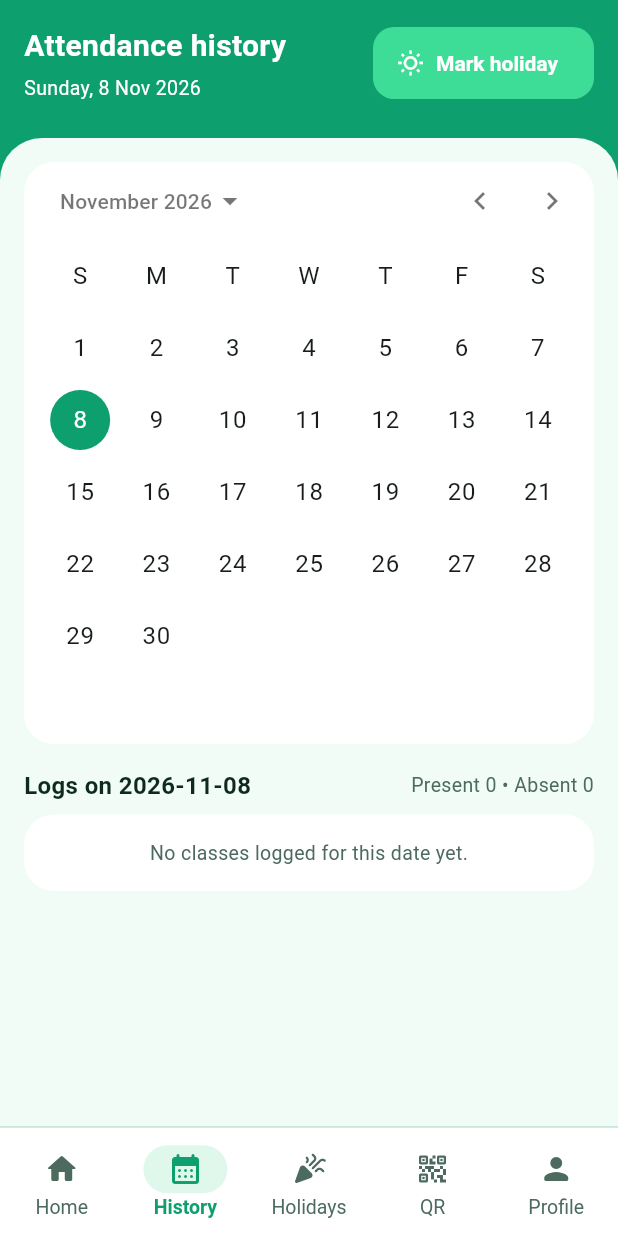
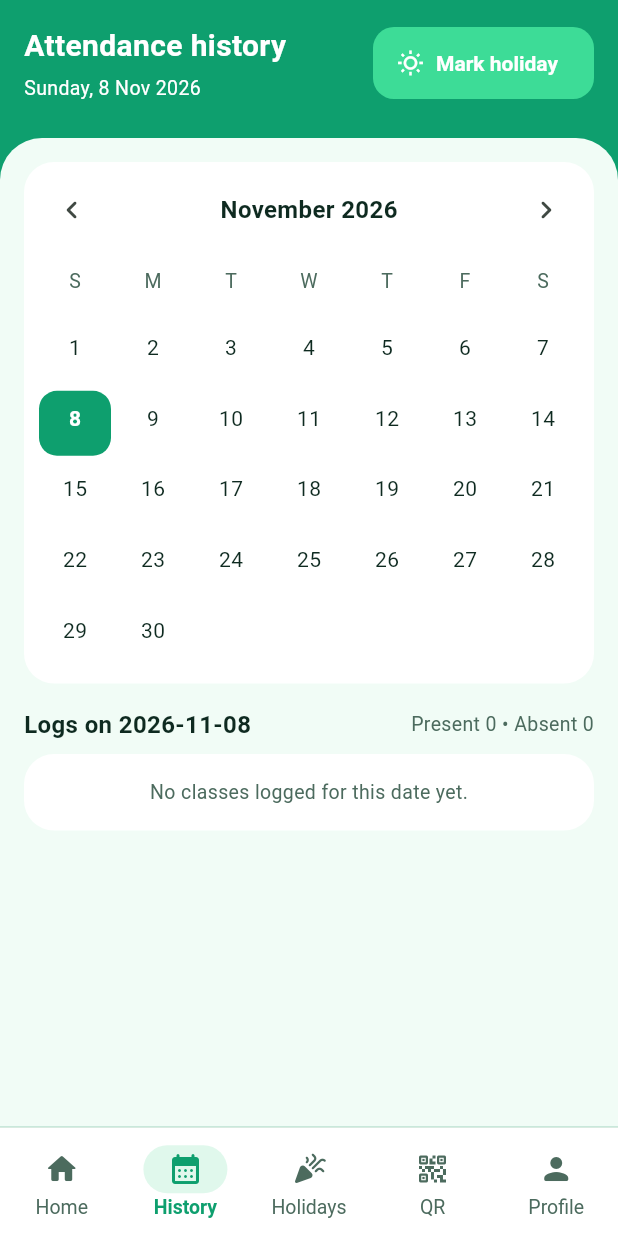
Before and after one commit to rachamadhav28-spec/attendtrack-, a Flutter app: the MainDashboardScreen screen opened directly with empty values, item 2 of the bottom bar chosen, on a phone screen of 412 x 824 dp. Run offline on Flutter 3.47's test engine with Material 3 defaults, Android fonts, the phone set to English and light mode, and no system bars; our stand-ins replace cloud_firestore, file_picker, firebase_auth, firebase_core, google_sign_in, qr_flutter and 1 more; missing offline and left inert: google_mlkit_text_recognition, mobile_scanner, qr; accounts and stored records are empty.

Commit message:
History calendar marks state holidays

```diff
--- a/lib/holidays.dart
+++ b/lib/holidays.dart
@@ -278,3 +278,126 @@ Future<String?> pickState(BuildContext context, String current) {
     ),
   );
 }
+
+/// Month grid. A dot marks a state holiday; a tinted cell marks a day you
+/// marked as holiday yourself.
+class HolidayCalendar extends StatefulWidget {
+  final DateTime selected;
+  final Set<String> stateHolidays; // yyyy-MM-dd
+  final Set<String> myHolidays;
+  final ValueChanged<DateTime> onSelect;
+  const HolidayCalendar({
+    super.key,
+    required this.selected,
+    required this.stateHolidays,
+    required this.myHolidays,
+    required this.onSelect,
+  });
+
+  @override
+  State<HolidayCalendar> createState() => _HolidayCalendarState();
+}
+
+class _HolidayCalendarState extends State<HolidayCalendar> {
+  late DateTime _month =
+      DateTime(widget.selected.year, widget.selected.month);
+
+  static const _names = [
+    'January', 'February', 'March', 'April', 'May', 'June', 'July',
+    'August', 'September', 'October', 'November', 'December'
+  ];
+
+  String _key(DateTime d) =>
+      '${d.year}-${d.month.toString().padLeft(2, '0')}-${d.day.toString().padLeft(2, '0')}';
+
+  @override
+  Widget build(BuildContext context) {
+    final first = DateTime(_month.year, _month.month);
+    final lead = first.weekday % 7; // Sunday first
+    final count = DateTime(_month.year, _month.month + 1, 0).day;
+    final cells = <Widget>[
+      for (final d in const ['S', 'M', 'T', 'W', 'T', 'F', 'S'])
+        Center(
+            child: Text(d,
+                style: const TextStyle(color: AppColors.muted, fontSize: 13))),
+      for (var i = 0; i < lead; i++) const SizedBox.shrink(),
+      for (var day = 1; day <= count; day++)
+        _cell(DateTime(_month.year, _month.month, day)),
+    ];
+    return Column(
+      children: [
+        Row(
+          children: [
+            IconButton(
+              onPressed: () => setState(
+                  () => _month = DateTime(_month.year, _month.month - 1)),
+              icon: const Icon(Icons.chevron_left_rounded),
+            ),
+            Expanded(
+              child: Center(
+                child: Text('${_names[_month.month - 1]} ${_month.year}',
+                    style: const TextStyle(
+                        color: AppColors.ink,
+                        fontSize: 16,
+                        fontWeight: FontWeight.w600)),
+              ),
+            ),
+            IconButton(
+              onPressed: () => setState(
+                  () => _month = DateTime(_month.year, _month.month + 1)),
+              icon: const Icon(Icons.chevron_right_rounded),
+            ),
+          ],
+        ),
+        GridView.count(
+          crossAxisCount: 7,
+          shrinkWrap: true,
+          physics: const NeverScrollableScrollPhysics(),
+          childAspectRatio: 1.1,
+          children: cells,
+        ),
+      ],
+    );
+  }
+
+  Widget _cell(DateTime d) {
+    final k = _key(d);
+    final sel = _key(widget.selected) == k;
+    final state = widget.stateHolidays.contains(k);
+    final mine = widget.myHolidays.contains(k);
+    return GestureDetector(
+      onTap: () => widget.onSelect(d),
+      child: AnimatedContainer(
+        duration: kFast,
+        margin: const EdgeInsets.all(2),
+        decoration: BoxDecoration(
+          color: sel
+              ? AppColors.primary
+              : (mine ? AppColors.tint : Colors.transparent),
+          borderRadius: BorderRadius.circular(12),
+        ),
+        child: Column(
+          mainAxisAlignment: MainAxisAlignment.center,
+          children: [
+            Text('${d.day}',
+                style: TextStyle(
+                    fontSize: 14,
+                    fontWeight: sel ? FontWeight.w700 : FontWeight.w400,
+                    color: sel ? Colors.white : AppColors.ink)),
+            const SizedBox(height: 2),
+            Container(
+              width: 5,
+              height: 5,
+              decoration: BoxDecoration(
+                shape: BoxShape.circle,
+                color: state
+                    ? (sel ? Colors.white : AppColors.bad)
+                    : Colors.transparent,
+              ),
+            ),
+          ],
+        ),
+      ),
+    );
+  }
+}
--- a/lib/main.dart
+++ b/lib/main.dart
@@ -1984,6 +1984,11 @@ class _MainDashboardScreenState extends State<MainDashboardScreen> {
     final dayLogs =
         _historyLogs.where((l) => l.dateKey == selectedKey).toList();
     final isHoliday = _holidays.contains(selectedKey);
+    final stateHolNames = {
+      for (final h in holidaysForState(_stateName))
+        DateFormat('yyyy-MM-dd').format(h.date): h.name
+    };
+    final stateHolName = stateHolNames[selectedKey];
     final presentCount = dayLogs.where((l) => l.present).length;
     final absentCount = dayLogs.length - presentCount;
 
@@ -2033,11 +2038,14 @@ class _MainDashboardScreenState extends State<MainDashboardScreen> {
         FadeSlideIn(
           child: SoftCard(
             padding: EdgeInsets.zero,
-            child: CalendarDatePicker(
-              initialDate: _selectedCalendarDate,
-              firstDate: DateTime(2024),
-              lastDate: DateTime(2030),
-              onDateChanged: (dt) => setState(() => _selectedCalendarDate = dt),
+            child: Padding(
+              padding: const EdgeInsets.all(8),
+              child: HolidayCalendar(
+                selected: _selectedCalendarDate,
+                stateHolidays: stateHolNames.keys.toSet(),
+                myHolidays: _holidays.toSet(),
+                onSelect: (dt) => setState(() => _selectedCalendarDate = dt),
+              ),
             ),
           ),
         ),
@@ -2067,6 +2075,24 @@ class _MainDashboardScreenState extends State<MainDashboardScreen> {
                 )
               : const SizedBox(width: double.infinity),
         ),
+        if (stateHolName != null)
+          Padding(
+            padding: const EdgeInsets.only(top: 12),
+            child: SoftCard(
+              color: AppColors.badSoft,
+              child: Row(
+                children: [
+                  const Icon(Icons.celebration_rounded, color: AppColors.bad),
+                  const SizedBox(width: 12),
+                  Expanded(
+                    child: Text(stateHolName,
+                        style: const TextStyle(
+                            fontSize: 14, color: AppColors.ink)),
+                  ),
+                ],
+              ),
+            ),
+          ),
         const SizedBox(height: 16),
         Row(
           children: [
```
